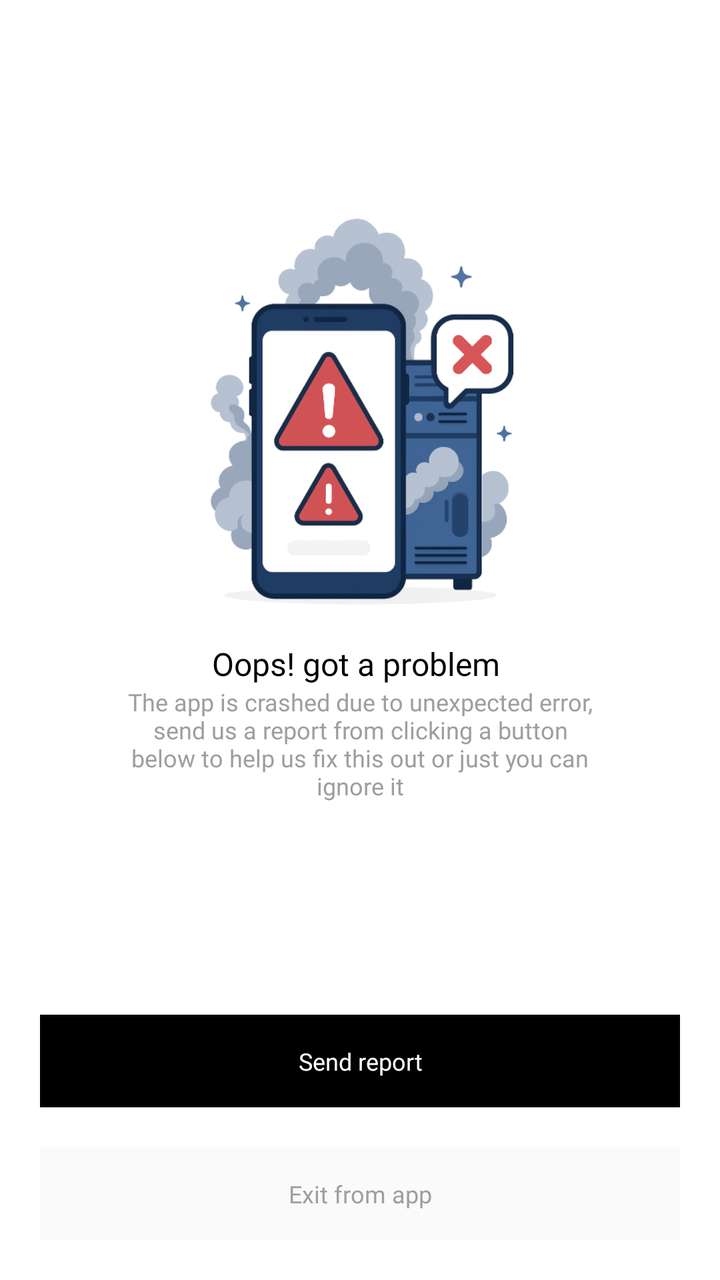
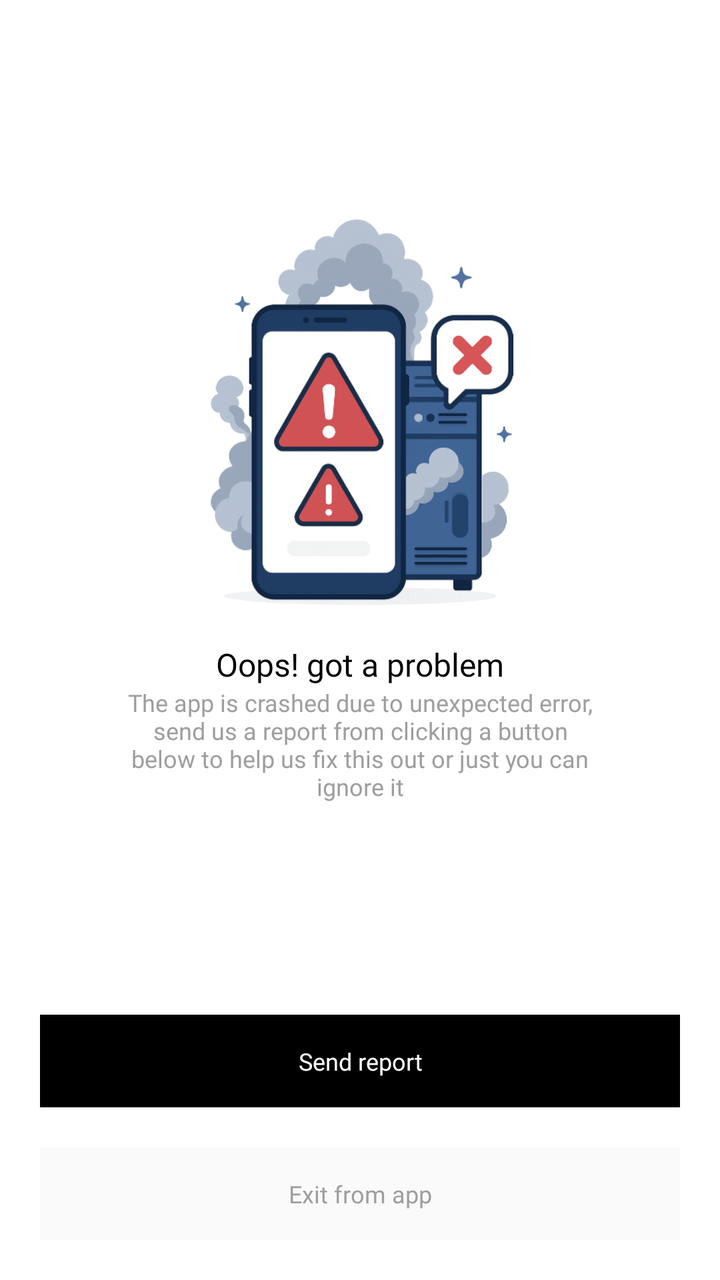

Compare the two renders of this Android layout. The source of the first and the diff that turns it into the second are given below.
<!-- AndroidManifest.xml: application theme Theme.PrepNest -->
<!-- res/layout/debug.xml -->
<LinearLayout xmlns:android="http://schemas.android.com/apk/res/android"
    android:layout_width="match_parent"
    android:layout_height="match_parent"
    android:orientation="vertical"
    android:fitsSystemWindows="true">

    <LinearLayout
        android:id="@+id/container"
        android:layout_width="match_parent"
        android:layout_height="match_parent"
        android:background="#FFFFFF"
        android:gravity="center_horizontal|center_vertical"
        android:orientation="vertical">

        <LinearLayout
            android:id="@+id/gap1"
            android:layout_width="match_parent"
            android:layout_height="wrap_content"
            android:padding="8dp"
            android:orientation="horizontal"
            android:layout_weight="1" />

        <LinearLayout
            android:id="@+id/middle_container"
            android:layout_width="match_parent"
            android:layout_height="wrap_content"
            android:gravity="center_horizontal|center_vertical"
            android:orientation="vertical">

            <ImageView
                android:id="@+id/image"
                android:layout_width="match_parent"
                android:layout_height="200dp"
                android:src="@drawable/app_crash_illus"
                android:scaleType="fitCenter" />

            <TextView
                android:id="@+id/title"
                android:layout_width="wrap_content"
                android:layout_height="wrap_content"
                android:layout_marginTop="15dp"
                android:text="Oops! got a problem "
                android:textSize="16sp"
                android:textColor="#000000"
                android:fontFamily="@font/bold" />

            <TextView
                android:id="@+id/subtext"
                android:layout_width="wrap_content"
                android:layout_height="wrap_content"
                android:paddingLeft="60dp"
                android:paddingRight="60dp"
                android:gravity="center_horizontal|center_vertical"
                android:text="The app is crashed due to unexpected error, send us a report from clicking a button below to help us fix this out or just you can ignore it"
                android:textSize="12sp"
                android:textColor="#9E9E9E"
                android:fontFamily="@font/semibold" />
        </LinearLayout>

        <LinearLayout
            android:id="@+id/gap2"
            android:layout_width="match_parent"
            android:layout_height="wrap_content"
            android:padding="8dp"
            android:orientation="horizontal"
            android:layout_weight="1" />

        <TextView
            android:id="@+id/btn_send_report"
            android:layout_width="match_parent"
            android:layout_height="wrap_content"
            android:layout_marginLeft="20dp"
            android:layout_marginRight="20dp"
            android:paddingLeft="8dp"
            android:paddingTop="15dp"
            android:paddingRight="8dp"
            android:paddingBottom="15dp"
            android:background="#000000"
            android:gravity="center_horizontal|center_vertical"
            android:text="Send report"
            android:textSize="12sp"
            android:textColor="#FFFFFF"
            android:fontFamily="@font/semibold" />

        <TextView
            android:id="@+id/btn_exit_app"
            android:layout_width="match_parent"
            android:layout_height="wrap_content"
            android:layout_margin="20dp"
            android:paddingLeft="8dp"
            android:paddingTop="15dp"
            android:paddingRight="8dp"
            android:paddingBottom="15dp"
            android:background="#FAFAFA"
            android:gravity="center_horizontal|center_vertical"
            android:text="Exit from app"
            android:textSize="12sp"
            android:textColor="#9E9E9E"
            android:fontFamily="@font/semibold" />
    </LinearLayout>
</LinearLayout>
<!-- resources referenced by this layout -->
<resources>
  <!-- drawable app_crash_illus: png bitmap (drawable-xhdpi, 181339 bytes) -->
  <style name="Theme.PrepNest" parent="Theme.MaterialComponents.DayNight.NoActionBar">
          
          <item name="colorPrimary">@color/colorPrimary</item>
          <item name="colorPrimaryVariant">@color/colorPrimaryVariant</item>
          <item name="colorOnPrimary">@color/colorOnPrimary</item>
          <item name="colorSecondary">@color/colorSecondary</item>
          <item name="colorSecondaryVariant">@color/colorSecondaryVariant</item>
          <item name="colorOnSecondary">@color/colorOnSecondary</item>
          
          <item name="android:colorBackground">@color/colorBackground</item>
          <item name="colorSurface">@color/colorSurface</item>
          <item name="colorOnSurface">@color/colorOnSurface</item>
          
          <item name="colorError">@color/colorError</item>
          <item name="colorOnError">@color/colorOnError</item>
          
  
          
  
          <item name="android:windowTranslucentStatus">false</item>
          <item name="android:windowContentOverlay">@null</item>
          <item name="android:windowBackground">@color/white</item>
  
          <item name="android:windowDrawsSystemBarBackgrounds">true</item>
          <item name="colorControlActivated">@color/colorSecondary</item>
          <item name="colorControlHighlight">@color/colorSecondaryVariant</item>
          <item name="android:textColorHighlight">@color/colorSecondaryVariant</item>
          <item name="android:navigationBarColor">@android:color/white</item>
          <item name="android:enforceNavigationBarContrast">false</item>
      </style>
  <color name="colorPrimary">#FFFFFF</color>
  <color name="colorPrimaryVariant">#FFFFFF</color>
  <color name="colorOnPrimary">#000000</color>
  <color name="colorSecondary">#000000</color>
  <color name="colorSecondaryVariant">#54000000</color>
  <color name="colorOnSecondary">#FFFFFF</color>
  <color name="colorBackground">#FFFFFF</color>
  <color name="colorSurface">#FFFFFF</color>
  <color name="colorOnSurface">#000000</color>
  <color name="colorError">#B00020</color>
  <color name="colorOnError">#FFFFFF</color>
  <color name="white">#FFFFFF</color>
</resources>

<!-- the commit's change to res/layout/debug.xml (unified diff, before → after) -->
@@ -1,69 +1,63 @@
-<LinearLayout xmlns:android="http://schemas.android.com/apk/res/android"
+<?xml version="1.0" encoding="utf-8"?>
+<androidx.constraintlayout.widget.ConstraintLayout xmlns:android="http://schemas.android.com/apk/res/android"
+    xmlns:app="http://schemas.android.com/apk/res-auto"
+    android:id="@+id/wrapper_layout"
     android:layout_width="match_parent"
     android:layout_height="match_parent"
-    android:orientation="vertical"
+    android:background="@color/white"
     android:fitsSystemWindows="true">
 
     <LinearLayout
-        android:id="@+id/container"
+        android:id="@+id/middle_container"
         android:layout_width="match_parent"
-        android:layout_height="match_parent"
-        android:background="#FFFFFF"
-        android:gravity="center_horizontal|center_vertical"
-        android:orientation="vertical">
+        android:layout_height="wrap_content"
+        android:orientation="vertical"
+        android:gravity="center"
+        app:layout_constraintLeft_toLeftOf="parent"
+        app:layout_constraintRight_toRightOf="parent"
+        app:layout_constraintTop_toTopOf="parent"
+        app:layout_constraintBottom_toTopOf="@id/btns_container">
 
-        <LinearLayout
-            android:id="@+id/gap1"
+        <ImageView
+            android:id="@+id/image"
             android:layout_width="match_parent"
+            android:layout_height="200dp"
+            android:scaleType="fitCenter"
+            android:src="@drawable/app_crash_illus"/>
+
+        <TextView
+            android:id="@+id/title"
+            android:layout_width="wrap_content"
             android:layout_height="wrap_content"
-            android:padding="8dp"
-            android:orientation="horizontal"
-            android:layout_weight="1" />
+            android:layout_marginTop="15dp"
+            android:fontFamily="@font/bold"
+            android:text="@string/oops_got_a_problem"
+            android:textColor="@color/black"
+            android:textSize="16sp" />
 
-        <LinearLayout
-            android:id="@+id/middle_container"
-            android:layout_width="match_parent"
+        <TextView
+            android:id="@+id/subtext"
+            android:layout_width="wrap_content"
             android:layout_height="wrap_content"
-            android:gravity="center_horizontal|center_vertical"
-            android:orientation="vertical">
+            android:fontFamily="@font/semibold"
+            android:gravity="center"
+            android:paddingLeft="60dp"
+            android:paddingRight="60dp"
+            android:text="@string/app_crash_message"
+            android:textColor="@color/dark_gray"
+            android:textSize="12sp" />
 
-            <ImageView
-                android:id="@+id/image"
-                android:layout_width="match_parent"
-                android:layout_height="200dp"
-                android:src="@drawable/app_crash_illus"
-                android:scaleType="fitCenter" />
+    </LinearLayout>
 
-            <TextView
-                android:id="@+id/title"
-                android:layout_width="wrap_content"
-                android:layout_height="wrap_content"
-                android:layout_marginTop="15dp"
-                android:text="Oops! got a problem "
-                android:textSize="16sp"
-                android:textColor="#000000"
-                android:fontFamily="@font/bold" />
-
-            <TextView
-                android:id="@+id/subtext"
-                android:layout_width="wrap_content"
-                android:layout_height="wrap_content"
-                android:paddingLeft="60dp"
-                android:paddingRight="60dp"
-                android:gravity="center_horizontal|center_vertical"
-                android:text="The app is crashed due to unexpected error, send us a report from clicking a button below to help us fix this out or just you can ignore it"
-                android:textSize="12sp"
-                android:textColor="#9E9E9E"
-                android:fontFamily="@font/semibold" />
-        </LinearLayout>
-
-        <LinearLayout
-            android:id="@+id/gap2"
-            android:layout_width="match_parent"
-            android:layout_height="wrap_content"
-            android:padding="8dp"
-            android:orientation="horizontal"
-            android:layout_weight="1" />
+    <LinearLayout
+        android:id="@+id/btns_container"
+        android:layout_width="match_parent"
+        android:layout_height="wrap_content"
+        android:orientation="vertical"
+        app:layout_constraintBottom_toBottomOf="parent"
+        app:layout_constraintLeft_toLeftOf="parent"
+        app:layout_constraintRight_toRightOf="parent"
+        >
 
         <TextView
             android:id="@+id/btn_send_report"
@@ -71,31 +65,32 @@
             android:layout_height="wrap_content"
             android:layout_marginLeft="20dp"
             android:layout_marginRight="20dp"
+            android:background="@color/black"
+            android:fontFamily="@font/semibold"
+            android:gravity="center"
             android:paddingLeft="8dp"
             android:paddingTop="15dp"
             android:paddingRight="8dp"
             android:paddingBottom="15dp"
-            android:background="#000000"
-            android:gravity="center_horizontal|center_vertical"
-            android:text="Send report"
-            android:textSize="12sp"
+            android:text="@string/send_report"
             android:textColor="#FFFFFF"
-            android:fontFamily="@font/semibold" />
+            android:textSize="12sp" />
 
         <TextView
             android:id="@+id/btn_exit_app"
             android:layout_width="match_parent"
             android:layout_height="wrap_content"
             android:layout_margin="20dp"
+            android:background="#FAFAFA"
+            android:fontFamily="@font/semibold"
+            android:gravity="center"
             android:paddingLeft="8dp"
             android:paddingTop="15dp"
             android:paddingRight="8dp"
             android:paddingBottom="15dp"
-            android:background="#FAFAFA"
-            android:gravity="center_horizontal|center_vertical"
-            android:text="Exit from app"
-            android:textSize="12sp"
-            android:textColor="#9E9E9E"
-            android:fontFamily="@font/semibold" />
+            android:text="@string/exit_from_app"
+            android:textColor="@color/dark_gray"
+            android:textSize="12sp" />
+
     </LinearLayout>
-</LinearLayout>
+</androidx.constraintlayout.widget.ConstraintLayout>
<!-- resource entries referenced after the edit -->
@@ -1,6 +1,12 @@
 <!-- resources referenced by this layout -->
 <resources>
+  <color name="black">#000000</color>
+  <color name="dark_gray">#9E9E9E</color>
   <!-- drawable app_crash_illus: png bitmap (drawable-xhdpi, 181339 bytes) -->
+  <string name="app_crash_message">The app is crashed due to unexpected error, send us a report from clicking a button below to help us fix this out or just you can ignore it</string>
+  <string name="exit_from_app">Exit from app</string>
+  <string name="oops_got_a_problem">Oops! got a problem</string>
+  <string name="send_report">Send report</string>
   <style name="Theme.PrepNest" parent="Theme.MaterialComponents.DayNight.NoActionBar">
           
           <item name="colorPrimary">@color/colorPrimary</item>
@@ -28,7 +34,6 @@
           <item name="colorControlActivated">@color/colorSecondary</item>
           <item name="colorControlHighlight">@color/colorSecondaryVariant</item>
           <item name="android:textColorHighlight">@color/colorSecondaryVariant</item>
-          <item name="android:navigationBarColor">@android:color/white</item>
           <item name="android:enforceNavigationBarContrast">false</item>
       </style>
   <color name="colorPrimary">#FFFFFF</color>
